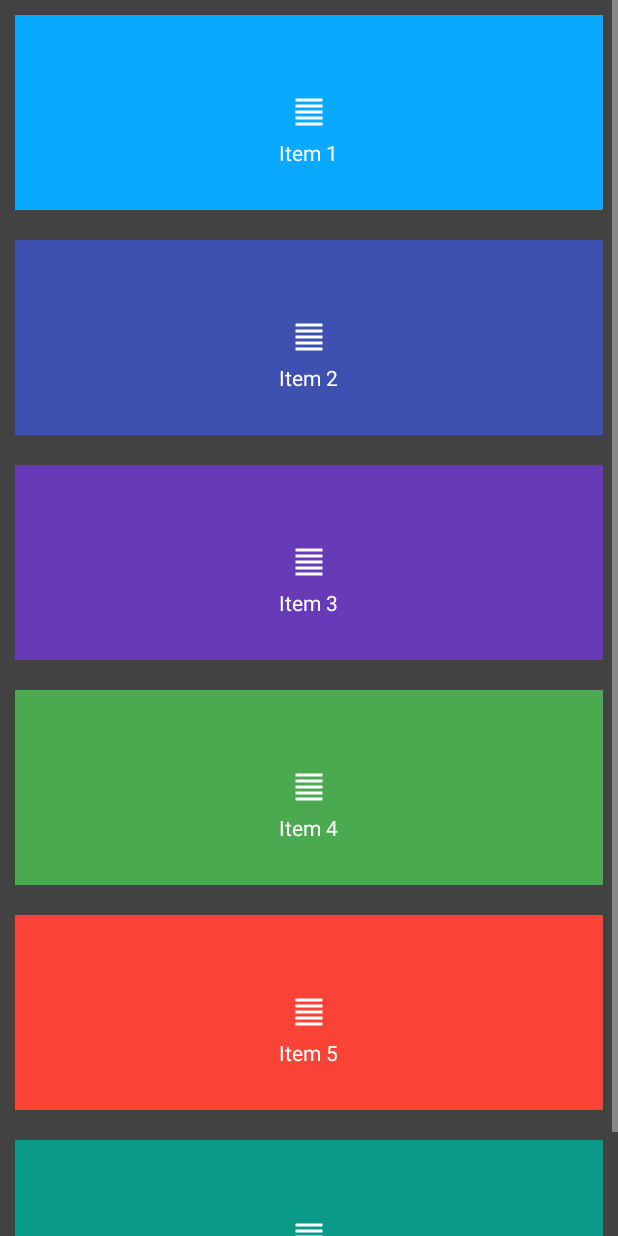
After one commit to DuFong/Gyeongbokgung, an Android app: the StagelistActivity screen opened directly, with no data from a screen before it, on a phone screen of 412 x 824 dp. The commit adds this screen. Run offline under Robolectric (Android 15) with nearby library versions, the light colour scheme and no system bars.

Commit message:
Add Stage list

```diff
--- a/app/build.gradle
+++ b/app/build.gradle
@@ -22,7 +22,6 @@ dependencies {
     implementation fileTree(include: ['*.jar'], dir: 'libs')
     implementation 'com.android.support:appcompat-v7:27.1.1'
     implementation 'com.android.support:design:27.1.1'
-
     implementation 'com.jakewharton:butterknife:8.6.0'
     annotationProcessor 'com.jakewharton:butterknife-compiler:8.6.0'
     testImplementation 'junit:junit:4.12'
--- /dev/null
+++ b/app/src/main/java/gyeongbokgung/kbsccoding/com/gyeongbokgung/AutoFitGridLayoutManager.java
@@ -0,0 +1,39 @@
+package gyeongbokgung.kbsccoding.com.gyeongbokgung;
+
+import android.content.Context;
+import android.support.v7.widget.GridLayoutManager;
+import android.support.v7.widget.RecyclerView;
+
+public class AutoFitGridLayoutManager extends GridLayoutManager {
+    private int columnWidth;
+    private boolean columnWidthChanged = true;
+
+    public AutoFitGridLayoutManager(Context context, int columnWidth) {
+        super(context, 1);
+
+        setColumnWidth(columnWidth);
+    }
+
+    public void setColumnWidth(int newColumnWidth) {
+        if (newColumnWidth > 0 && newColumnWidth != columnWidth) {
+            columnWidth = newColumnWidth;
+            columnWidthChanged = true;
+        }
+    }
+
+    @Override
+    public void onLayoutChildren(RecyclerView.Recycler recycler, RecyclerView.State state) {
+        if (columnWidthChanged && columnWidth > 0) {
+            int totalSpace;
+            if (getOrientation() == VERTICAL) {
+                totalSpace = getWidth() - getPaddingRight() - getPaddingLeft();
+            } else {
+                totalSpace = getHeight() - getPaddingTop() - getPaddingBottom();
+            }
+            int spanCount = Math.max(1, totalSpace / columnWidth);
+            setSpanCount(spanCount);
+            columnWidthChanged = false;
+        }
+        super.onLayoutChildren(recycler, state);
+    }
+}
--- a/app/src/main/java/gyeongbokgung/kbsccoding/com/gyeongbokgung/MapsActivity.java
+++ b/app/src/main/java/gyeongbokgung/kbsccoding/com/gyeongbokgung/MapsActivity.java
@@ -1,6 +1,7 @@
 package gyeongbokgung.kbsccoding.com.gyeongbokgung;
 
 import android.Manifest;
+import android.content.Intent;
 import android.content.pm.PackageManager;
 import android.location.Location;
 import android.support.annotation.NonNull;
@@ -128,7 +129,8 @@ public class MapsActivity extends AppCompatActivity implements OnMapReadyCallbac
         layoutFabStage.setOnClickListener(new View.OnClickListener() {
             @Override
             public void onClick(View view) {
-
+                Intent intent = new Intent(getApplicationContext(), StagelistActivity.class);
+                startActivity(intent);
             }
         });
     }
--- /dev/null
+++ b/app/src/main/java/gyeongbokgung/kbsccoding/com/gyeongbokgung/RecyclerViewAdapter.java
@@ -0,0 +1,87 @@
+package gyeongbokgung.kbsccoding.com.gyeongbokgung;
+
+import android.content.Context;
+import android.graphics.Color;
+import android.support.v7.widget.RecyclerView;
+import android.view.LayoutInflater;
+import android.view.View;
+import android.view.ViewGroup;
+import android.widget.ImageView;
+import android.widget.RelativeLayout;
+import android.widget.TextView;
+
+import java.util.ArrayList;
+
+public class RecyclerViewAdapter extends RecyclerView.Adapter<RecyclerViewAdapter.ViewHolder> {
+
+    ArrayList mValues;
+    Context mContext;
+    protected ItemListener mListener;
+
+    public RecyclerViewAdapter(Context context, ArrayList values, ItemListener itemListener) {
+
+        mValues = values;
+        mContext = context;
+        mListener=itemListener;
+    }
+
+    public class ViewHolder extends RecyclerView.ViewHolder implements View.OnClickListener {
+
+        public TextView textView;
+        public ImageView imageView;
+        public RelativeLayout relativeLayout;
+        StageData item;
+
+        public ViewHolder(View v) {
+
+            super(v);
+
+            v.setOnClickListener(this);
+            textView = (TextView) v.findViewById(R.id.textView);
+            imageView = (ImageView) v.findViewById(R.id.imageView);
+            relativeLayout = (RelativeLayout) v.findViewById(R.id.relativeLayout);
+
+        }
+
+        public void setData(StageData item) {
+            this.item = item;
+
+            textView.setText(item.text);
+            imageView.setImageResource(item.drawable);
+            relativeLayout.setBackgroundColor(Color.parseColor(item.color));
+
+        }
+
+
+        @Override
+        public void onClick(View view) {
+            if (mListener != null) {
+                mListener.onItemClick(item);
+            }
+        }
+    }
+
+    @Override
+    public RecyclerViewAdapter.ViewHolder onCreateViewHolder(ViewGroup parent, int viewType) {
+
+        View view = LayoutInflater.from(mContext).inflate(R.layout.recycler_view_item, parent, false);
+
+        return new ViewHolder(view);
+    }
+
+    @Override
+    public void onBindViewHolder(ViewHolder holder, int position) {
+        holder.setData((StageData) mValues.get(position));
+
+    }
+
+    @Override
+    public int getItemCount() {
+
+        return mValues.size();
+    }
+
+    public interface ItemListener {
+        void onItemClick(StageData item);
+    }
+}
--- /dev/null
+++ b/app/src/main/java/gyeongbokgung/kbsccoding/com/gyeongbokgung/StageData.java
@@ -0,0 +1,14 @@
+package gyeongbokgung.kbsccoding.com.gyeongbokgung;
+
+public class StageData {
+    public String text;
+    public int drawable;
+    public String color;
+
+    public StageData(String t, int d, String c )
+    {
+        text=t;
+        drawable=d;
+        color=c;
+    }
+}
--- /dev/null
+++ b/app/src/main/java/gyeongbokgung/kbsccoding/com/gyeongbokgung/StagelistActivity.java
@@ -0,0 +1,56 @@
+package gyeongbokgung.kbsccoding.com.gyeongbokgung;
+
+import android.support.v7.app.AppCompatActivity;
+import android.os.Bundle;
+import android.support.v7.widget.GridLayoutManager;
+import android.support.v7.widget.RecyclerView;
+import android.widget.Toast;
+
+import java.util.ArrayList;
+
+public class StagelistActivity extends AppCompatActivity implements RecyclerViewAdapter.ItemListener {
+    RecyclerView recyclerView;
+    ArrayList arrayList;
+
+    @Override
+    protected void onCreate(Bundle savedInstanceState) {
+        super.onCreate(savedInstanceState);
+        setContentView(R.layout.activity_stagelist);
+
+
+        recyclerView = (RecyclerView) findViewById(R.id.recyclerView);
+        arrayList = new ArrayList();
+        arrayList.add(new StageData("Item 1", R.drawable.ic_format_align_justify_black_24dp, "#09A9FF"));
+        arrayList.add(new StageData("Item 2", R.drawable.ic_format_align_justify_black_24dp, "#3E51B1"));
+        arrayList.add(new StageData("Item 3", R.drawable.ic_format_align_justify_black_24dp, "#673BB7"));
+        arrayList.add(new StageData("Item 4", R.drawable.ic_format_align_justify_black_24dp, "#4BAA50"));
+        arrayList.add(new StageData(
+                "Item 5",R.drawable.ic_format_align_justify_black_24dp, "#F94336"));
+        arrayList.add(new StageData("Item 6", R.drawable.ic_format_align_justify_black_24dp, "#0A9B88"));
+
+        RecyclerViewAdapter adapter = new RecyclerViewAdapter(this, arrayList, this);
+        recyclerView.setAdapter(adapter);
+
+
+        /**
+         AutoFitGridLayoutManager that auto fits the cells by the column width defined.
+         **/
+
+        /*AutoFitGridLayoutManager layoutManager = new AutoFitGridLayoutManager(this, 500);
+        recyclerView.setLayoutManager(layoutManager);*/
+
+
+        /**
+         Simple GridLayoutManager that spans two columns
+         **/
+        GridLayoutManager manager = new GridLayoutManager(this, 1, GridLayoutManager.VERTICAL, false);
+        recyclerView.setLayoutManager(manager);
+    }
+
+    @Override
+    public void onItemClick(StageData item) {
+
+        Toast.makeText(getApplicationContext(), item.text + " is clicked", Toast.LENGTH_SHORT).show();
+
+    }
+}
--- /dev/null
+++ b/app/src/main/res/drawable/ic_format_align_justify_black_24dp.xml
@@ -0,0 +1,5 @@
+<vector android:height="24dp" android:tint="#FFFFFF"
+    android:viewportHeight="24.0" android:viewportWidth="24.0"
+    android:width="24dp" xmlns:android="http://schemas.android.com/apk/res/android">
+    <path android:fillColor="#FF000000" android:pathData="M3,21h18v-2L3,19v2zM3,17h18v-2L3,15v2zM3,13h18v-2L3,11v2zM3,9h18L21,7L3,7v2zM3,3v2h18L21,3L3,3z"/>
+</vector>
--- /dev/null
+++ b/app/src/main/res/layout/activity_stagelist.xml
@@ -0,0 +1,23 @@
+<?xml version="1.0" encoding="utf-8"?>
+<android.support.design.widget.CoordinatorLayout xmlns:android="http://schemas.android.com/apk/res/android"
+                                                 xmlns:tools="http://schemas.android.com/tools"
+                                                 android:layout_width="match_parent"
+                                                 android:layout_height="match_parent"
+                                                 xmlns:app="http://schemas.android.com/apk/res-auto"
+                                                 android:fitsSystemWindows="true"
+                                                 tools:context=".StagelistActivity">
+
+    <RelativeLayout
+        android:layout_width="match_parent"
+        android:layout_height="match_parent">
+
+        <android.support.v7.widget.RecyclerView
+            android:id="@+id/recyclerView"
+            android:layout_width="match_parent"
+            android:layout_height="match_parent"
+            android:scrollbars="vertical"
+            app:layout_behavior="@string/appbar_scrolling_view_behavior" />
+
+    </RelativeLayout>
+
+</android.support.design.widget.CoordinatorLayout>
--- /dev/null
+++ b/app/src/main/res/layout/recycler_view_item.xml
@@ -0,0 +1,47 @@
+<?xml version="1.0" encoding="utf-8"?>
+<LinearLayout xmlns:android="http://schemas.android.com/apk/res/android"
+              xmlns:card_view="http://schemas.android.com/apk/res-auto"
+              android:layout_width="match_parent"
+              android:layout_height="wrap_content"
+              android:orientation="vertical">
+
+    <android.support.v7.widget.CardView
+        android:id="@+id/cardView"
+        android:layout_width="match_parent"
+        android:layout_height="150dp"
+        card_view:cardCornerRadius="0dp"
+        card_view:cardElevation="10dp"
+        card_view:cardMaxElevation="10dp"
+        card_view:contentPadding="10dp">
+
+
+        <RelativeLayout
+            android:id="@+id/relativeLayout"
+            android:layout_width="match_parent"
+            android:layout_height="match_parent"
+            android:orientation="vertical"
+            android:layout_gravity="center">
+
+            <ImageView
+                android:id="@+id/imageView"
+                android:layout_width="wrap_content"
+                android:layout_height="wrap_content"
+                android:layout_centerInParent="true"
+                android:tint="@android:color/white"
+                android:padding="5dp" />
+
+
+            <TextView
+                android:id="@+id/textView"
+                android:layout_width="wrap_content"
+                android:layout_height="wrap_content"
+                android:layout_centerHorizontal="true"
+                android:textColor="@android:color/white"
+                android:layout_below="@+id/imageView" />
+
+
+        </RelativeLayout>
+
+    </android.support.v7.widget.CardView>
+
+</LinearLayout>
```
Also changed, not shown: app/src/main/AndroidManifest.xml (+18 -15 lines).
